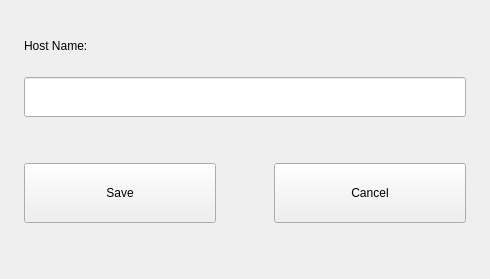
This is src/change-host-name-widget.ui in openeuler-mirror/kiran-control-panel as Qt 5 draws it before an edit. The edited form follows.
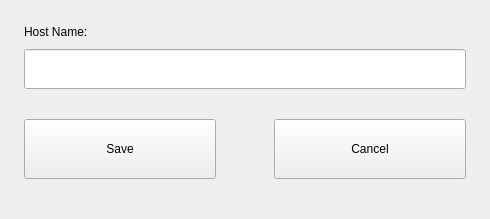
This is the edited form.

What changed in the file:
```diff
--- a/src/change-host-name-widget.ui
+++ b/src/change-host-name-widget.ui
@@ -7,19 +7,25 @@
     <x>0</x>
     <y>0</y>
     <width>490</width>
-    <height>279</height>
+    <height>219</height>
    </rect>
   </property>
+  <property name="sizePolicy">
+   <sizepolicy hsizetype="Fixed" vsizetype="Fixed">
+    <horstretch>0</horstretch>
+    <verstretch>0</verstretch>
+   </sizepolicy>
+  </property>
   <property name="minimumSize">
    <size>
     <width>490</width>
-    <height>279</height>
+    <height>219</height>
    </size>
   </property>
   <property name="maximumSize">
    <size>
     <width>490</width>
-    <height>279</height>
+    <height>219</height>
    </size>
   </property>
   <property name="windowTitle">
@@ -64,6 +70,18 @@
       </property>
       <item>
        <widget class="QLabel" name="label_text">
+        <property name="minimumSize">
+         <size>
+          <width>0</width>
+          <height>15</height>
+         </size>
+        </property>
+        <property name="maximumSize">
+         <size>
+          <width>16777215</width>
+          <height>15</height>
+         </size>
+        </property>
         <property name="text">
          <string>Host Name:</string>
         </property>
@@ -71,6 +89,12 @@
       </item>
       <item>
        <widget class="QLineEdit" name="lineEdit_input_name">
+        <property name="sizePolicy">
+         <sizepolicy hsizetype="Expanding" vsizetype="Preferred">
+          <horstretch>0</horstretch>
+          <verstretch>0</verstretch>
+         </sizepolicy>
+        </property>
         <property name="minimumSize">
          <size>
           <width>442</width>
```
